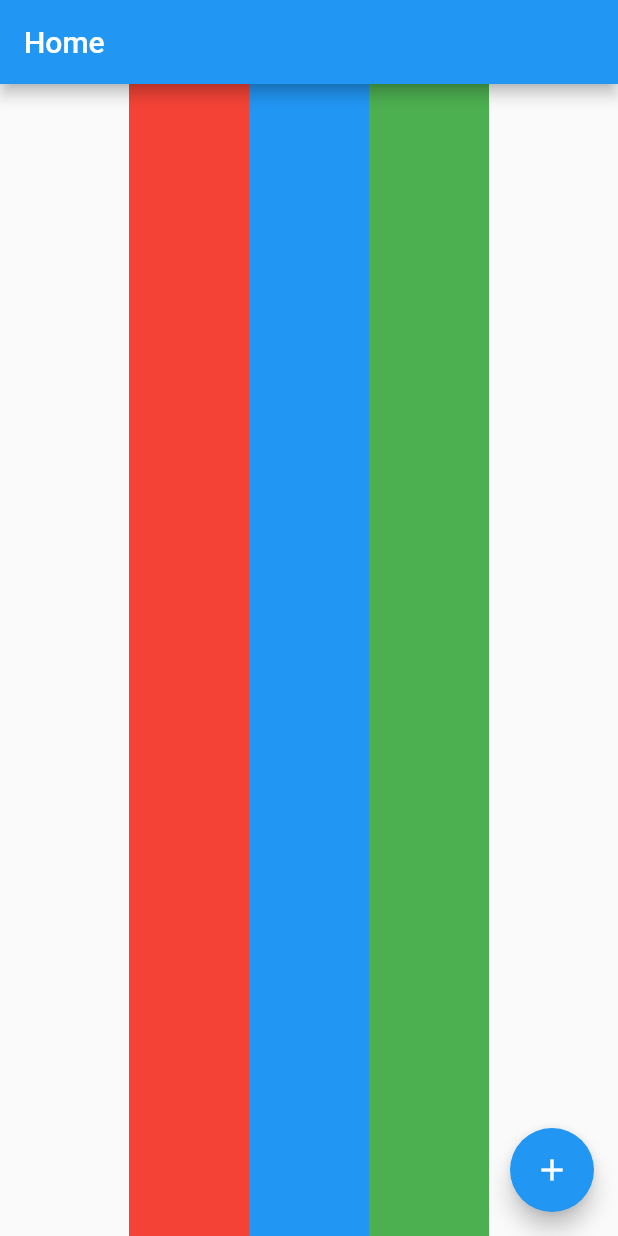
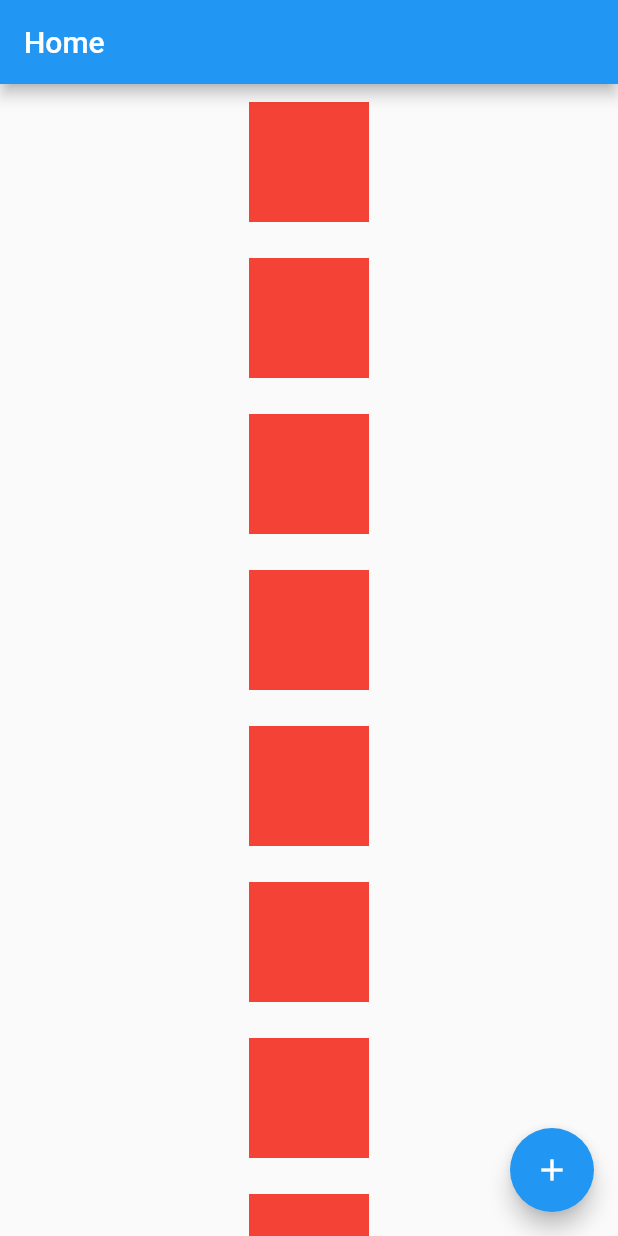
Before and after one commit to BrunaCriscuolo/hello_world_flutter, a Flutter app: the screen it shows after launch, on a phone screen of 412 x 824 dp. Run offline on Flutter 3.47's test engine with Material 2 defaults, Android fonts, the phone set to English and light mode, and no system bars.

Commit message:
feat: create scroll with column and singleChildScroll

```diff
--- a/lib/home_page.dart
+++ b/lib/home_page.dart
@@ -19,26 +19,19 @@ class _HomePageState extends State<HomePage> {
       body: SizedBox(
         width: double.infinity,
         height: double.infinity,
-        child: Row(
-          mainAxisAlignment: MainAxisAlignment.center,
-          crossAxisAlignment: CrossAxisAlignment.stretch,
+        child: SingleChildScrollView(
+          child: Column(
+            mainAxisAlignment: MainAxisAlignment.start,
+            crossAxisAlignment: CrossAxisAlignment.center,
             children: [
+              for (var i = 0; i < 10; i++)
                 Container(
                     width: 80,
                     height: 80,
                     color: Colors.red,
+                    margin: const EdgeInsets.all(12)),
+            ],
           ),
-            Container(
-              width: 80,
-              height: 80,
-              color: Colors.blue,
-            ),
-            Container(
-              width: 80,
-              height: 80,
-              color: Colors.green,
-            )
-          ],
         ),
       ),
       floatingActionButton: FloatingActionButton(
```
Lines whose indentation alone changed are shown as unchanged.
